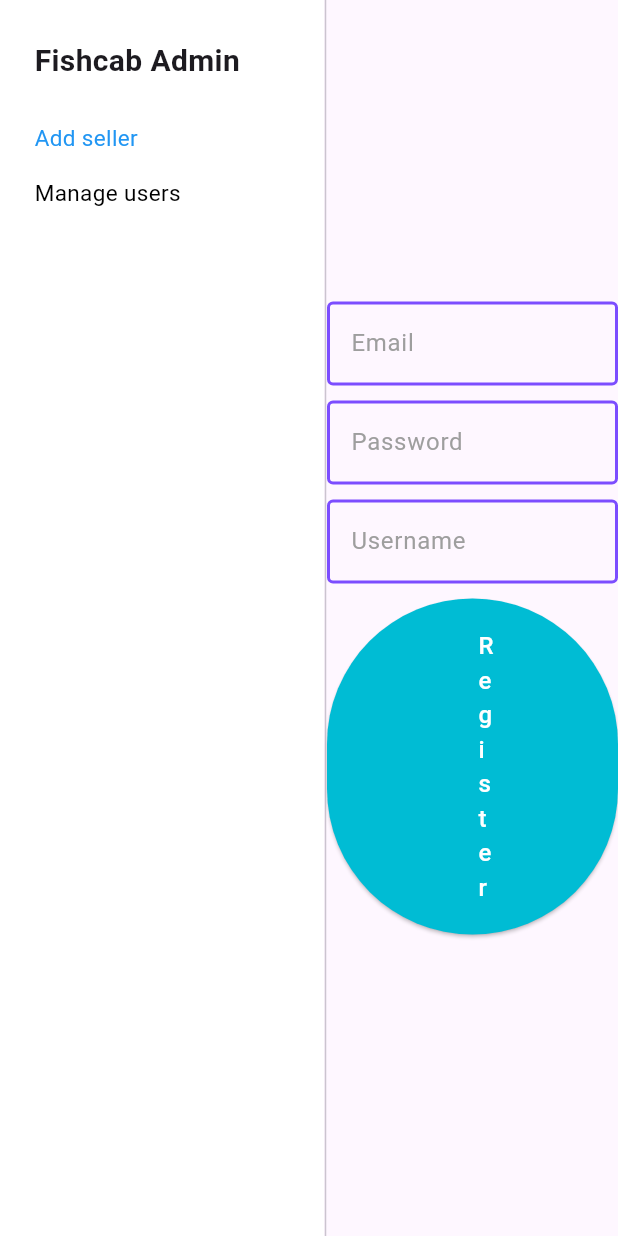
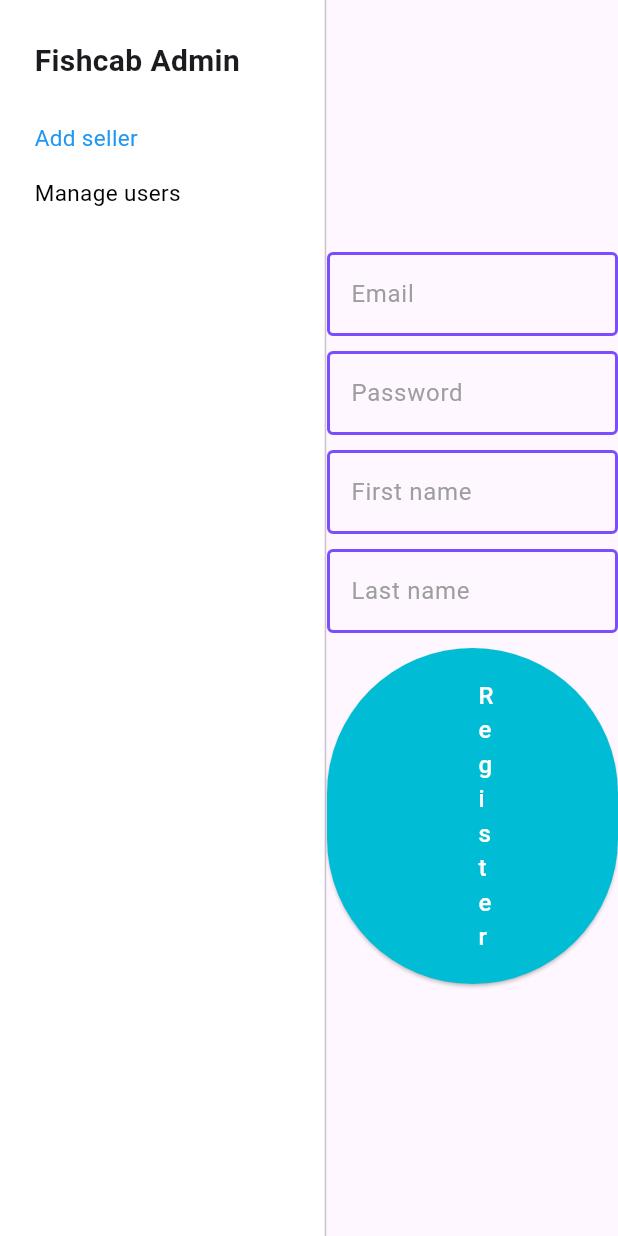
Before and after one commit to Samuel-David-Angus/fishcab_system_admin, a Flutter app: the screen it shows after launch, on a phone screen of 412 x 824 dp. Run offline on Flutter 3.47's test engine with Material 2 defaults, Android fonts, the phone set to English and light mode, and no system bars; our stand-ins replace cloud_firestore, firebase_auth, firebase_core; accounts and stored records are empty.

Commit message:
Register seller functionality and MVC

```diff
--- a/lib/homescreen/home_screen.dart
+++ b/lib/homescreen/home_screen.dart
@@ -1,6 +1,6 @@
 import 'package:fishcab_system_admin/homescreen/register_sellers.dart';
 import 'package:flutter/material.dart';
-import 'package:vertical_tabs_flutter/vertical_tabs.dart';
+
 
 class MyHomePage extends StatefulWidget {
   const MyHomePage({super.key, required this.title});
--- a/lib/homescreen/register_sellers.dart
+++ b/lib/homescreen/register_sellers.dart
@@ -1,4 +1,67 @@
 import 'package:flutter/material.dart';
+import 'package:firebase_auth/firebase_auth.dart';
+import 'package:cloud_firestore/cloud_firestore.dart';
+
+class RegisterSellerModel {
+  String sellerEmail = "";
+  String sellerPassword = "";
+  String sellerFname = "";
+  String sellerLname = "";
+  registerSeller(context) async {
+    User? seller;
+    await FirebaseAuth.instance.createUserWithEmailAndPassword(
+        email: sellerEmail,
+        password: sellerPassword).then((result) {
+          seller = result.user;
+    }).catchError((onError) {
+      final snackBar = SnackBar(
+        content: Text(
+          "Error occured: $onError",
+          style: const TextStyle (
+            fontSize: 36,
+            color: Colors.black,
+          ),
+        ),
+        backgroundColor: Colors.pinkAccent,
+        duration: const Duration(seconds: 5),
+      );
+      ScaffoldMessenger.of(context).showSnackBar(snackBar);
+    });
+
+    if (seller != null) {
+      await FirebaseFirestore.instance.collection("users").doc(seller!.uid).set(
+          {
+            'email': sellerEmail,
+            'firstName': sellerFname,
+            'lastName': sellerLname,
+            'type': 'seller'
+          });
+      const snackBar = SnackBar(
+        content: Text(
+          "Successfully added seller",
+          style: TextStyle (
+            fontSize: 36,
+            color: Colors.black,
+          ),
+        ),
+        backgroundColor: Colors.green,
+        duration: Duration(seconds: 5),
+      );
+      ScaffoldMessenger.of(context).showSnackBar(snackBar);
+    }
+  }
+}
+
+class RegisterSellerController {
+  final RegisterSellerModel model = RegisterSellerModel();
+  registerUser(String fname, String lname, String email, String password, context) {
+    model.sellerEmail = email;
+    model.sellerPassword = password;
+    model.sellerFname = fname;
+    model.sellerLname = lname;
+    model.registerSeller(context);
+  }
+}
 
 class RegisterSellerView extends StatefulWidget {
   const RegisterSellerView({super.key});
@@ -8,9 +71,11 @@ class RegisterSellerView extends StatefulWidget {
 }
 
 class _RegisterSellerViewState extends State<RegisterSellerView> {
+  final RegisterSellerController controller = RegisterSellerController();
   String sellerEmail = "";
   String sellerPassword = "";
-  String sellerUsername = "";
+  String sellerFname = "";
+  String sellerLname = "";
   @override
   Widget build(BuildContext context) {
     return Center(
@@ -23,7 +88,7 @@ class _RegisterSellerViewState extends State<RegisterSellerView> {
               onChanged: (value) {
                 sellerEmail = value;
               },
-              style: const TextStyle(fontSize: 16, color: Colors.white),
+              style: const TextStyle(fontSize: 16, color: Colors.black),
               decoration: const InputDecoration(
                   enabledBorder: OutlineInputBorder(
                       borderSide: BorderSide(
@@ -48,7 +113,7 @@ class _RegisterSellerViewState extends State<RegisterSellerView> {
                 sellerPassword = value;
               },
               obscureText: true,
-              style: const TextStyle(fontSize: 16, color: Colors.white),
+              style: const TextStyle(fontSize: 16, color: Colors.black),
               decoration: const InputDecoration(
                   enabledBorder: OutlineInputBorder(
                       borderSide: BorderSide(
@@ -70,9 +135,9 @@ class _RegisterSellerViewState extends State<RegisterSellerView> {
             const SizedBox(height: 10),
             TextField(
               onChanged: (value) {
-                sellerUsername = value;
+                sellerFname = value;
               },
-              style: const TextStyle(fontSize: 16, color: Colors.white),
+              style: const TextStyle(fontSize: 16, color: Colors.black),
               decoration: const InputDecoration(
                 enabledBorder: OutlineInputBorder(
                     borderSide: BorderSide(
@@ -86,7 +151,31 @@ class _RegisterSellerViewState extends State<RegisterSellerView> {
                       width: 2,
                     )
                 ),
-                hintText: "Username",
+                hintText: "First name",
+                hintStyle: TextStyle(color: Colors.grey),
+
+              ),
+            ),
+            const SizedBox(height: 10),
+            TextField(
+              onChanged: (value) {
+                sellerLname = value;
+              },
+              style: const TextStyle(fontSize: 16, color: Colors.black),
+              decoration: const InputDecoration(
+                enabledBorder: OutlineInputBorder(
+                    borderSide: BorderSide(
+                      color: Colors.deepPurpleAccent,
+                      width: 2,
+                    )
+                ),
+                focusedBorder: OutlineInputBorder(
+                    borderSide: BorderSide(
+                      color: Colors.amber,
+                      width: 2,
+                    )
+                ),
+                hintText: "Last name",
                 hintStyle: TextStyle(color: Colors.grey),
 
               ),
@@ -94,7 +183,7 @@ class _RegisterSellerViewState extends State<RegisterSellerView> {
             const SizedBox(height: 10),
             ElevatedButton(
               onPressed: () {
-
+                controller.registerUser(sellerFname, sellerLname, sellerEmail, sellerPassword, context);
               },
               style: ButtonStyle(
                   padding: MaterialStateProperty.all(const EdgeInsets.symmetric(horizontal: 100, vertical: 20)),
```
